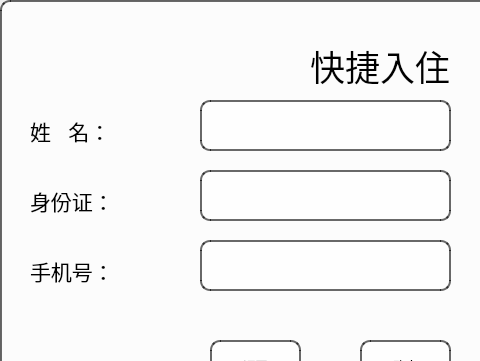
The window that quick_check_in.ui (PengXinYu200133/QT-) describes before a commit, drawn with Qt 5; both pictures show x 0 to 480 and y 0 to 361 of the 800 by 480 pixel window.
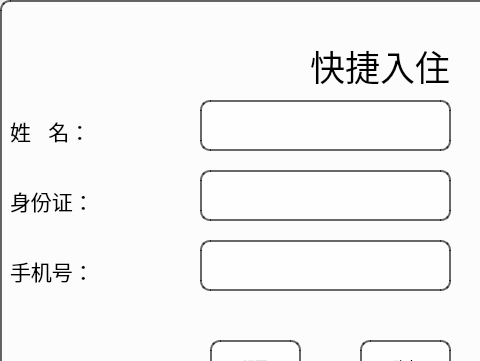
The same window after the commit.

```diff
--- a/quick_check_in.ui
+++ b/quick_check_in.ui
@@ -51,9 +51,9 @@
    <widget class="QLabel" name="label_5">
     <property name="geometry">
      <rect>
-      <x>30</x>
+      <x>10</x>
       <y>240</y>
-      <width>81</width>
+      <width>171</width>
       <height>61</height>
      </rect>
     </property>
@@ -84,9 +84,9 @@
    <widget class="QLabel" name="label_2">
     <property name="geometry">
      <rect>
-      <x>30</x>
+      <x>10</x>
       <y>100</y>
-      <width>81</width>
+      <width>151</width>
       <height>61</height>
      </rect>
     </property>
@@ -117,9 +117,9 @@
    <widget class="QLabel" name="label_3">
     <property name="geometry">
      <rect>
-      <x>30</x>
+      <x>10</x>
       <y>170</y>
-      <width>81</width>
+      <width>161</width>
       <height>61</height>
      </rect>
     </property>
```
